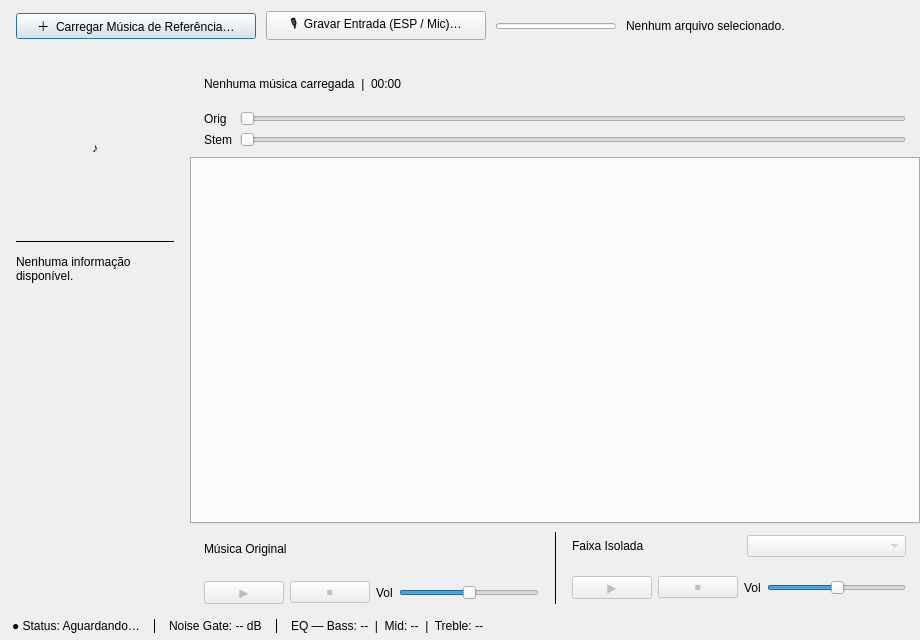
broken-usb/uninstrumephy, file gui/mainwindow.ui: the form before one commit.
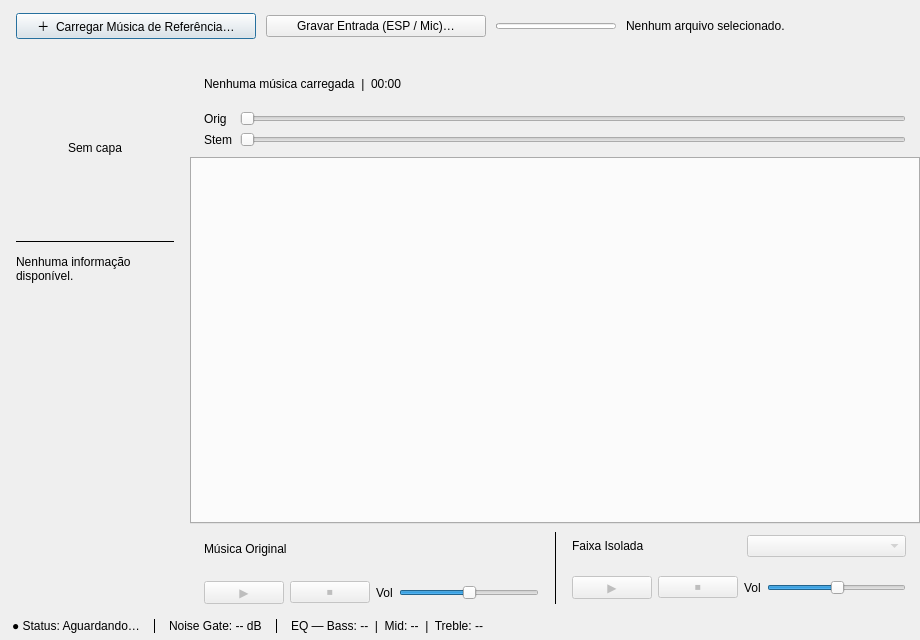
The form after the commit.

```diff
--- a/gui/mainwindow.ui
+++ b/gui/mainwindow.ui
@@ -90,7 +90,7 @@
          </size>
         </property>
         <property name="text">
-         <string>🎙  Gravar Entrada (ESP / Mic)…</string>
+         <string>Gravar Entrada (ESP / Mic)…</string>
         </property>
        </widget>
       </item>
@@ -182,7 +182,7 @@
            </size>
           </property>
           <property name="text">
-           <string>♪</string>
+           <string>Sem capa</string>
           </property>
           <property name="scaledContents">
            <bool>true</bool>
```
